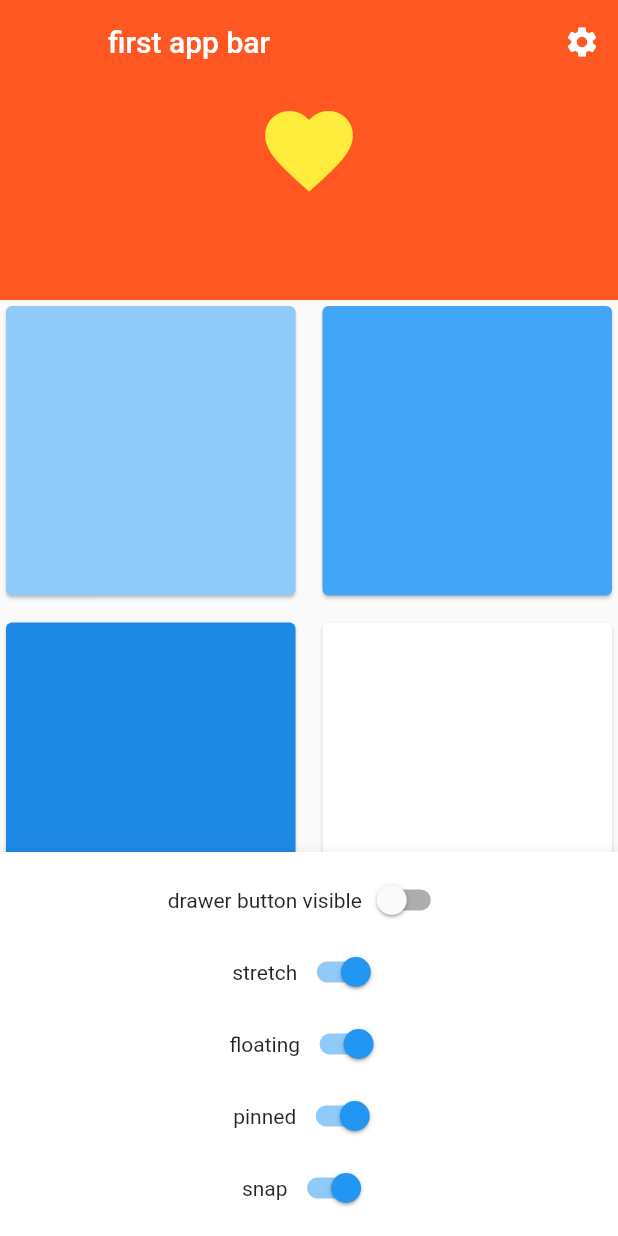
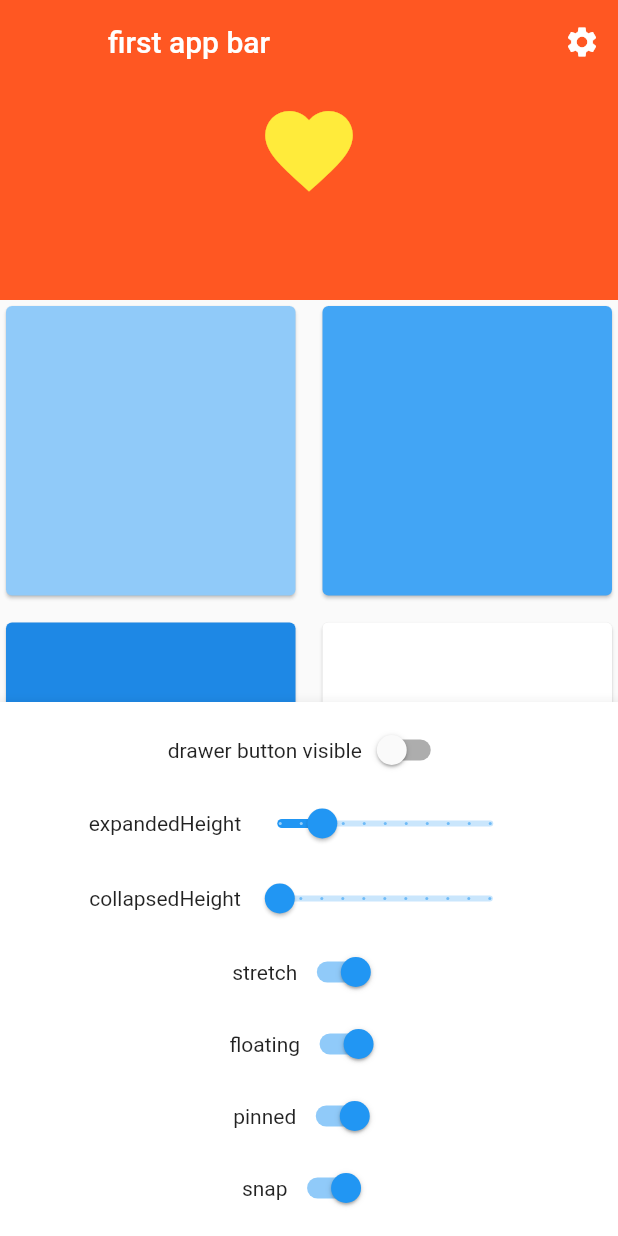
Before and after one commit to Pregum/sliver_widgets_sample, a Flutter app: the SliverAppBarSample screen opened directly, on a phone screen of 412 x 824 dp. Run offline on Flutter 3.47's test engine with Material 2 defaults, Android fonts, the phone set to English and light mode, and no system bars.

Commit message:
feat: 🎸 展開時と収納時のheightパラメタを追加

```diff
--- a/lib/sliver_app_bar_sample.dart
+++ b/lib/sliver_app_bar_sample.dart
@@ -21,6 +21,8 @@ class _SliverAppBarSampleState extends State<SliverAppBarSample> {
   var _stretch = true;
   var _snap = true;
   var _pinned = true;
+  var _collapsedHeight = kToolbarHeight;
+  var _expandedHeight = 200.0;
 
   @override
   void initState() {
@@ -52,11 +54,12 @@ class _SliverAppBarSampleState extends State<SliverAppBarSample> {
                 onPressed: () {},
               )
             ],
+            collapsedHeight: _collapsedHeight,
             pinned: _pinned,
             floating: _floating,
             snap: _snap,
             backgroundColor: Colors.green,
-            expandedHeight: 200.0,
+            expandedHeight: _expandedHeight,
             elevation: 1,
             flexibleSpace: FlexibleSpaceBar(
               background: Container(
@@ -186,6 +189,48 @@ class _SliverAppBarSampleState extends State<SliverAppBarSample> {
               Row(
                 mainAxisAlignment: MainAxisAlignment.center,
                 children: [
+                  Text('expandedHeight'),
+                  SizedBox(
+                    height: 50,
+                    child: Slider(
+                      label: _expandedHeight.toStringAsFixed(0),
+                      divisions: 10,
+                      value: _expandedHeight,
+                      min: kToolbarHeight,
+                      max: MediaQuery.of(context).size.height,
+                      onChanged: ((value) {
+                        setState(() {
+                          _expandedHeight = value;
+                        });
+                      }),
+                    ),
+                  ),
+                ],
+              ),
+              Row(
+                mainAxisAlignment: MainAxisAlignment.center,
+                children: [
+                  Text('collapsedHeight'),
+                  SizedBox(
+                    height: 50,
+                    child: Slider(
+                      value: _collapsedHeight,
+                      divisions: 10,
+                      label: _collapsedHeight.toStringAsFixed(0),
+                      min: kToolbarHeight,
+                      max: MediaQuery.of(context).size.height,
+                      onChanged: ((value) {
+                        setState(() {
+                          _collapsedHeight = value;
+                        });
+                      }),
+                    ),
+                  ),
+                ],
+              ),
+              Row(
+                mainAxisAlignment: MainAxisAlignment.center,
+                children: [
                   Text('stretch'),
                   Switch(
                     value: _stretch,
```
